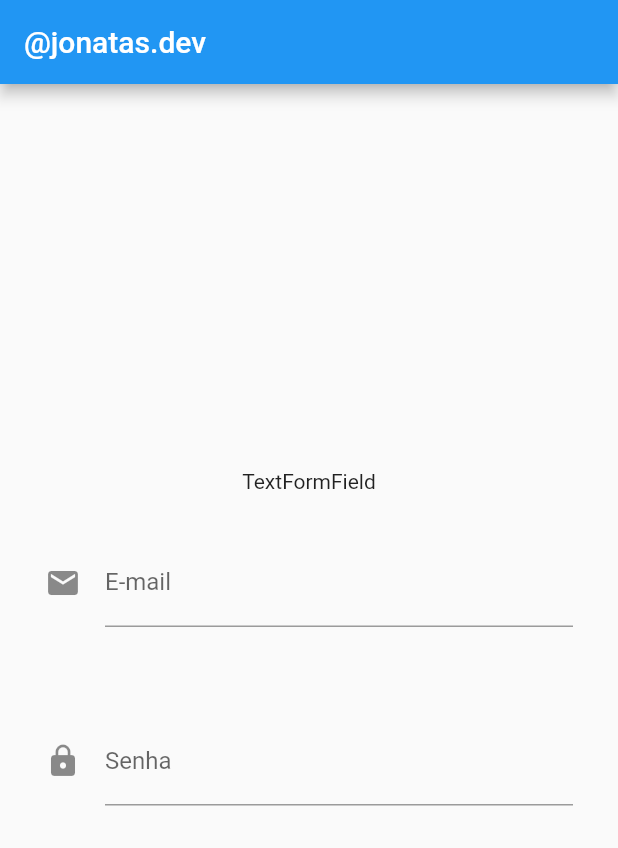
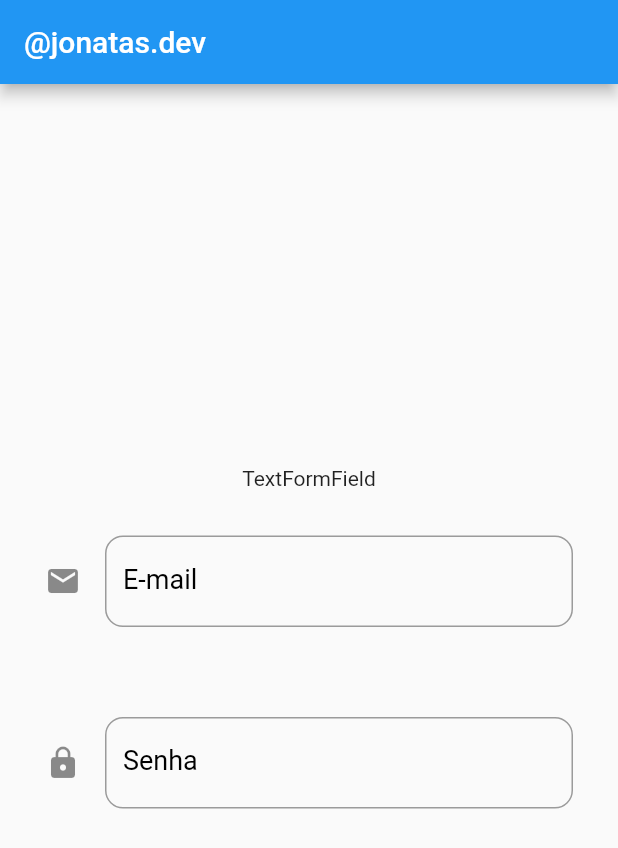
Before and after one commit to jonatasandradedeveloper/textformfield, a Flutter app: the screen it shows after launch, on a phone screen of 412 x 824 dp. Shown: the top 848 px of the screen. Run offline on Flutter 3.47's test engine with Material 2 defaults, Android fonts, the phone set to English and light mode, and no system bars.

Commit message:
feat: Create sstyle TextFormField

```diff
--- a/lib/main.dart
+++ b/lib/main.dart
@@ -30,9 +30,15 @@ class MyApp extends StatelessWidget {
                 margin: const EdgeInsets.all(30),
                 child: TextFormField(
                   decoration: const InputDecoration(
-                      icon: Icon(Icons.email),
-                      hintText: 'Digite seu e-mail',
-                      labelText: 'E-mail'),
+                    icon: Icon(Icons.email),
+                    hintText: 'Digite seu e-mail',
+                    hintStyle: TextStyle(color: Colors.black, fontSize: 18),
+                    labelText: 'E-mail',
+                    labelStyle: TextStyle(color: Colors.black, fontSize: 18),
+                    border: OutlineInputBorder(
+                        borderRadius: BorderRadius.all(Radius.circular(12))),
+                  ),
+                  style: const TextStyle(color: Colors.red),
                 ),
               ),
               Container(
@@ -40,9 +46,15 @@ class MyApp extends StatelessWidget {
                 child: TextFormField(
                   obscureText: true,
                   decoration: const InputDecoration(
-                      icon: Icon(Icons.lock),
-                      hintText: 'Digite sua senha',
-                      labelText: 'Senha'),
+                    icon: Icon(Icons.lock),
+                    hintText: 'Digite sua senha',
+                    hintStyle: TextStyle(color: Colors.black, fontSize: 18),
+                    labelText: 'Senha',
+                    labelStyle: TextStyle(color: Colors.black, fontSize: 18),
+                    border: OutlineInputBorder(
+                        borderRadius: BorderRadius.all(Radius.circular(12))),
+                  ),
+                  style: const TextStyle(color: Colors.red),
                 ),
               ),
             ],
```
